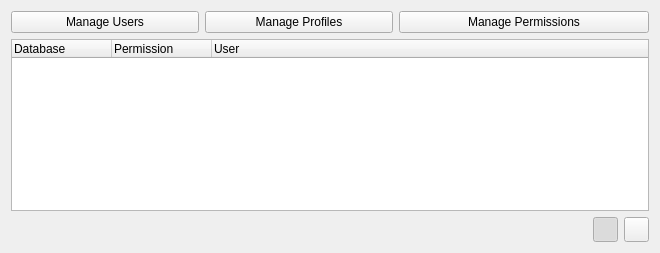
Above: CustomWidgets/permissionWidget.ui from dsgoficial/DsgTools before the change. Below: the same form after it.
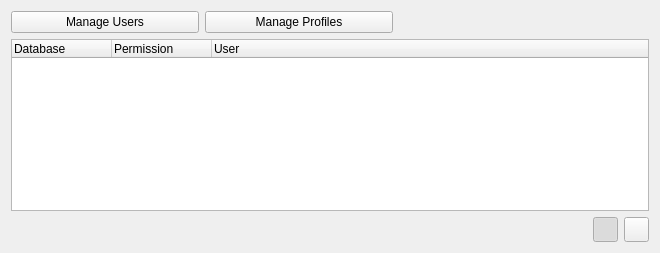
That is the form after the change. Icons and pictures are not drawn.

Patch:
```diff
--- a/CustomWidgets/permissionWidget.ui
+++ b/CustomWidgets/permissionWidget.ui
@@ -10,6 +10,12 @@
     <height>253</height>
    </rect>
   </property>
+  <property name="sizePolicy">
+   <sizepolicy hsizetype="Preferred" vsizetype="Expanding">
+    <horstretch>0</horstretch>
+    <verstretch>0</verstretch>
+   </sizepolicy>
+  </property>
   <property name="windowTitle">
    <string>Form</string>
   </property>
@@ -35,14 +41,17 @@
     </widget>
    </item>
    <item row="0" column="2" colspan="2">
-    <widget class="QPushButton" name="managePermissionsPushButton">
-     <property name="toolTip">
-      <string>Grant permissions to several users in selected databases</string>
+    <spacer name="horizontalSpacer_2">
+     <property name="orientation">
+      <enum>Qt::Horizontal</enum>
      </property>
-     <property name="text">
-      <string>Manage Permissions</string>
+     <property name="sizeHint" stdset="0">
+      <size>
+       <width>40</width>
+       <height>20</height>
+      </size>
      </property>
-    </widget>
+    </spacer>
    </item>
    <item row="1" column="0" colspan="4">
     <widget class="QTreeWidget" name="permissionTreeWidget">
```
